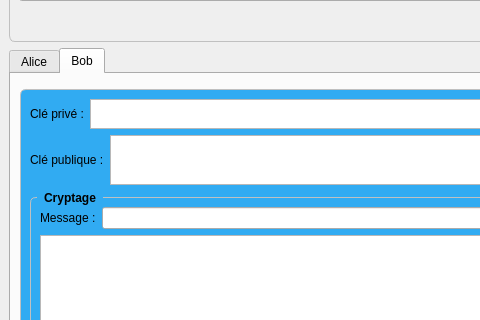
The window that bigwindow.ui (ictlotfi/CryptoPFE) describes before a commit, drawn with Qt 5; both pictures show x 0 to 480 and y 231 to 551 of the 1202 by 889 pixel window.
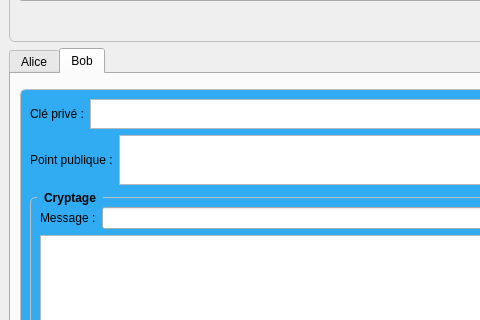
The same window after the commit. The open tabs and pages were chosen to show the change. Icons and pictures are not drawn.

The edit to the form file:
```diff
--- a/bigwindow.ui
+++ b/bigwindow.ui
@@ -516,7 +516,7 @@
                 </size>
                </property>
                <property name="text">
-                <string>Clé publique :</string>
+                <string>Point publique :</string>
                </property>
               </widget>
              </item>
```
Left out of the diff: 4 changed lines with no effect on the pictures.
